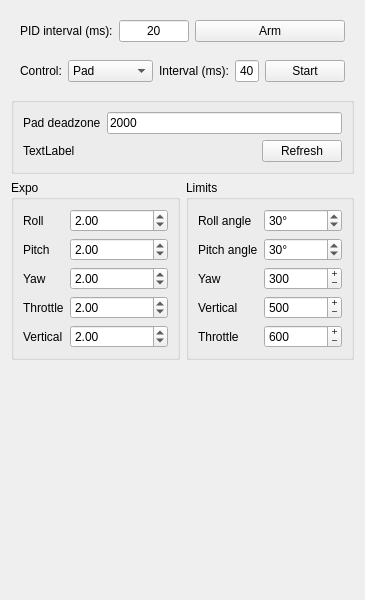
Above: UiFiles/controlSettings.ui from knr-auv/PC_GUI before the change. Below: the same form after it.
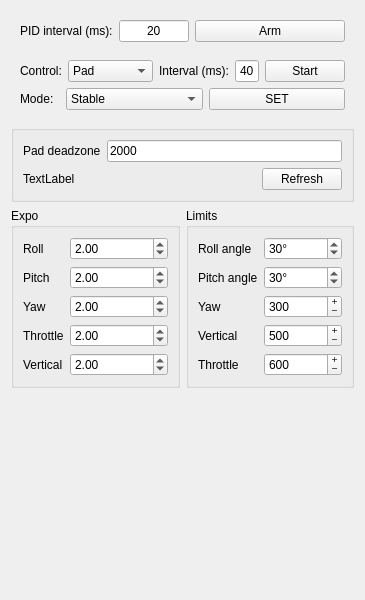
That is the form after the change. Custom widgets are drawn as their Qt base class.

```diff
--- a/UiFiles/controlSettings.ui
+++ b/UiFiles/controlSettings.ui
@@ -118,7 +118,9 @@
           <verstretch>0</verstretch>
          </sizepolicy>
         </property>
-        <layout class="QHBoxLayout" name="horizontalLayout_2">
+        <layout class="QVBoxLayout" name="verticalLayout_5">
+         <item>
+          <layout class="QHBoxLayout" name="horizontalLayout_6">
          <item>
           <widget class="QLabel" name="label_6">
            <property name="sizePolicy">
@@ -207,6 +209,52 @@
             <string>Start</string>
            </property>
           </widget>
+           </item>
+          </layout>
+         </item>
+         <item>
+          <layout class="QHBoxLayout" name="horizontalLayout_2">
+           <item>
+            <widget class="QLabel" name="label_15">
+             <property name="sizePolicy">
+              <sizepolicy hsizetype="Fixed" vsizetype="Preferred">
+               <horstretch>0</horstretch>
+               <verstretch>0</verstretch>
+              </sizepolicy>
+             </property>
+             <property name="maximumSize">
+              <size>
+               <width>40</width>
+               <height>16777215</height>
+              </size>
+             </property>
+             <property name="text">
+              <string>Mode:</string>
+             </property>
+            </widget>
+           </item>
+           <item>
+            <widget class="QComboBox" name="mode_box">
+             <item>
+              <property name="text">
+               <string>Stable</string>
+              </property>
+             </item>
+             <item>
+              <property name="text">
+               <string>Acro</string>
+              </property>
+             </item>
+            </widget>
+           </item>
+           <item>
+            <widget class="QPushButton" name="mode_btn">
+             <property name="text">
+              <string>SET</string>
+             </property>
+            </widget>
+           </item>
+          </layout>
          </item>
         </layout>
        </widget>
```
Lines whose indentation alone changed are shown as unchanged.
